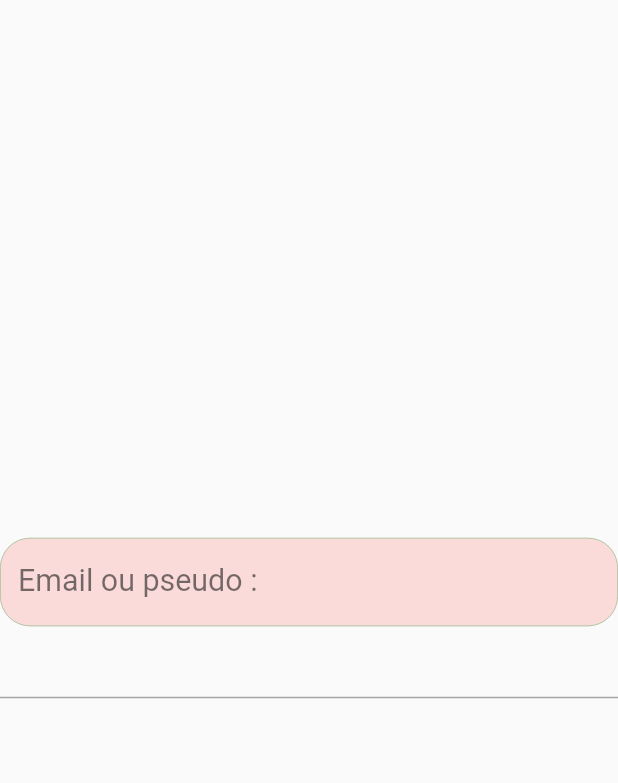
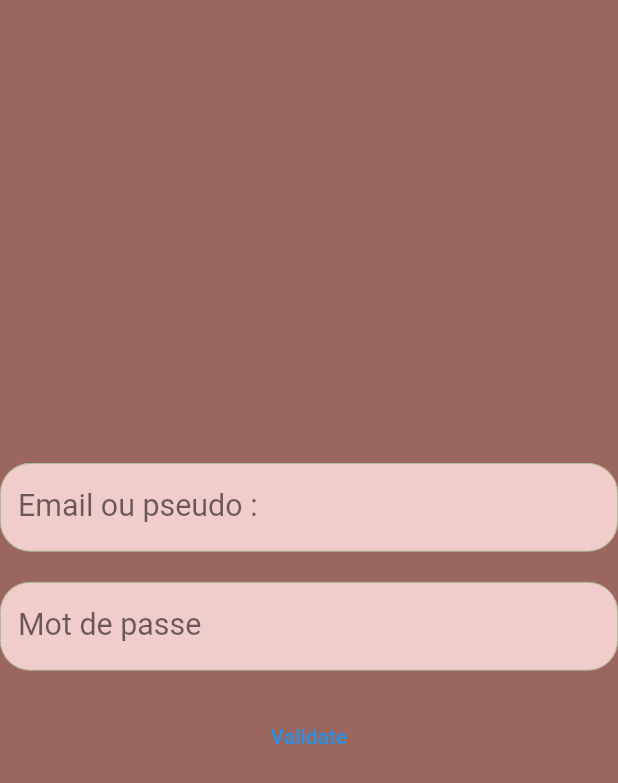
Before and after one commit to lucasvaudey/mpp, a Flutter app: the screen it shows after launch, after a tap on "Login", on a phone screen of 412 x 824 dp. Shown: the top 783 px of the screen. Run offline on Flutter 3.47's test engine with Material 2 defaults, Android fonts, the phone set to English and light mode, and no system bars; our stand-ins replace dio, equatable, flutter_screenutil, flutter_svg, hive_flutter, lottie; missing offline and left inert: artemis, gql, gql_dio_link; accounts and stored records are empty.

Commit message:
📦 NEW: login

```diff
--- a/lib/const/string.dart
+++ b/lib/const/string.dart
@@ -1 +1 @@
-const String kLocalUrl = "http://localhost:5000/graphql";
+const String kLocalUrl = "http://192.168.1.67:5000/graphql";
--- a/lib/main.dart
+++ b/lib/main.dart
@@ -1,11 +1,11 @@
 import 'package:flutter/material.dart';
+import 'package:flutter_screenutil/flutter_screenutil.dart';
 import 'package:hive_flutter/hive_flutter.dart';
 import 'package:mpp/models/pot.dart';
 import 'package:mpp/models/semis.dart';
 import 'package:mpp/models/terrain.dart';
 import 'package:mpp/models/token.dart';
 import 'package:mpp/models/user.dart';
-import 'package:mpp/page/connection/login.dart';
 import 'package:mpp/page/splash_screen.dart';
 import 'package:mpp/page/unknown_screen.dart';
 import 'package:mpp/provider/app_provider.dart';
@@ -20,7 +20,6 @@ void main() async {
     ..registerAdapter(PotAdapter())
     ..registerAdapter(TokenAdapter());
   await Hive.openBox<User>("user");
-  await Hive.openBox<Token>("token");
   runApp(const MyApp());
 }
 
@@ -29,9 +28,13 @@ class MyApp extends StatelessWidget {
 
   @override
   Widget build(BuildContext context) {
+    return ScreenUtilInit(
+        designSize: const Size(395, 812),
+        builder: () {
           return ChangeNotifierProvider(
             create: (context) => AppProvider(),
-      child: Consumer<AppProvider>(builder: (context, appProvider, child) {
+            child:
+                Consumer<AppProvider>(builder: (context, appProvider, child) {
               return MaterialApp(
                 routes: appProvider.routes,
                 onGenerateRoute: (settings) {
@@ -42,7 +45,8 @@ class MyApp extends StatelessWidget {
                   if (appProvider.routes.keys.contains(settings.name)) {
                     return MaterialPageRoute(
                         builder: appProvider.routes[appProvider.routes.keys
-                      .firstWhere((element) => element == settings.name!)]!);
+                            .firstWhere(
+                                (element) => element == settings.name!)]!);
                   }
                   return MaterialPageRoute(
                       builder: appProvider.routes[UnknownScreen.route]!);
@@ -60,5 +64,6 @@ class MyApp extends StatelessWidget {
               );
             }),
           );
+        });
   }
 }
--- a/lib/models/user.dart
+++ b/lib/models/user.dart
@@ -3,6 +3,7 @@ import 'package:json_annotation/json_annotation.dart';
 import 'package:mpp/models/pot.dart';
 import 'package:mpp/models/semis.dart';
 import 'package:mpp/models/terrain.dart';
+import 'package:mpp/models/token.dart';
 
 part 'user.g.dart';
 
@@ -16,23 +17,31 @@ class User {
   String pseudo;
 
   @HiveField(2)
+  String email;
+
+  @HiveField(3)
+  Token token;
+
+  @HiveField(4)
   bool premium = false;
 
-  @HiveField(3)
+  @HiveField(5)
   bool admin = false;
 
-  @HiveField(4)
+  @HiveField(6)
   List<Terrain>? terrains;
 
-  @HiveField(5)
+  @HiveField(7)
   List<Pot>? pots;
 
-  @HiveField(6)
+  @HiveField(8)
   List<Semis>? semis;
 
   User(
       {required this.id,
       required this.pseudo,
+      required this.email,
+      required this.token,
       this.terrains,
       this.admin = false,
       this.premium = false,
--- a/lib/page/connection/connection_home.dart
+++ b/lib/page/connection/connection_home.dart
@@ -1,6 +1,7 @@
 import 'dart:async';
 
 import 'package:flutter/material.dart';
+import 'package:flutter_screenutil/flutter_screenutil.dart';
 import 'package:flutter_svg/flutter_svg.dart';
 import 'package:mpp/const/assets.dart';
 import 'package:mpp/const/color.dart';
@@ -46,10 +47,10 @@ class _ConnectionHomeState extends State<ConnectionHome> {
             children: [
               SvgPicture.asset(
                 logoPath,
-                height: sizeConfig.sizeH(183),
+                height: 183.h,
               ),
               SizedBox(
-                height: sizeConfig.safeH(109),
+                height: 109.h,
               ),
               TextButton(
                 style: kConnectionButton,
@@ -61,7 +62,7 @@ class _ConnectionHomeState extends State<ConnectionHome> {
                 ),
               ),
               SizedBox(
-                height: sizeConfig.safeH(11),
+                height: 11.h,
               ),
               TextButton(
                 style: kConnectionButton,
--- a/lib/page/connection/login.dart
+++ b/lib/page/connection/login.dart
@@ -1,6 +1,7 @@
 import 'dart:async';
 
 import 'package:flutter/material.dart';
+import 'package:flutter_screenutil/flutter_screenutil.dart';
 import 'package:mpp/const/color.dart';
 import 'package:mpp/provider/login_provider.dart';
 import 'package:mpp/utils/size_config.dart';
@@ -43,6 +44,7 @@ class _LoginState extends State<Login> with TickerProviderStateMixin {
       create: (context) => LoginProvider(context),
       child: Consumer<LoginProvider>(
         builder: (context, provider, child) => Scaffold(
+          backgroundColor: kBrown,
           body: Opacity(
             opacity: _fadeAnimation.value,
             child: Form(
@@ -53,6 +55,38 @@ class _LoginState extends State<Login> with TickerProviderStateMixin {
                 children: [
                   TextFormField(
                     controller: provider.emailController,
+                    maxLines: 1,
+                    cursorColor: kPrimary,
+                    decoration: InputDecoration(
+                      floatingLabelBehavior: FloatingLabelBehavior.never,
+                      enabledBorder: OutlineInputBorder(
+                        borderRadius: BorderRadius.all(Radius.circular(20.r)),
+                        borderSide:
+                            const BorderSide(color: kPrimary, width: 0.5),
+                      ),
+                      focusedBorder: const OutlineInputBorder(
+                        borderRadius: BorderRadius.all(Radius.circular(20)),
+                        borderSide: BorderSide(color: kPrimary, width: 0.5),
+                      ),
+                      focusedErrorBorder: const OutlineInputBorder(
+                        borderRadius: BorderRadius.all(Radius.circular(20)),
+                        borderSide: BorderSide(color: kPrimary, width: 0.5),
+                      ),
+                      errorBorder: const OutlineInputBorder(
+                        borderRadius: BorderRadius.all(Radius.circular(20)),
+                        borderSide: BorderSide(color: Colors.red, width: 0.5),
+                      ),
+                      fillColor: kLightPink,
+                      filled: true,
+                      label: Text("Email ou pseudo :",
+                          style: TextStyle(fontSize: sizeConfig.sizeH(20))),
+                    ),
+                  ),
+                  SizedBox(
+                    height: 20.h,
+                  ),
+                  TextFormField(
+                    controller: provider.passwordController,
                     maxLines: 1,
                     cursorColor: kPrimary,
                     decoration: InputDecoration(
@@ -75,11 +109,22 @@ class _LoginState extends State<Login> with TickerProviderStateMixin {
                       ),
                       fillColor: kLightPink,
                       filled: true,
-                      label: Text("Email ou pseudo :",
-                          style: TextStyle(fontSize: sizeConfig.sizeH(20))),
+                      label: Text(
+                        "Mot de passe",
+                        style: TextStyle(fontSize: 20.sp),
+                      ),
                     ),
+                    obscureText: true,
                   ),
-                  TextFormField(),
+                  SizedBox(
+                    height: 20.h,
+                  ),
+                  TextButton(
+                    onPressed: () {
+                      provider.signIn();
+                    },
+                    child: const Text("Validate"),
+                  ),
                 ],
               ),
             ),
--- a/lib/page/splash_screen.dart
+++ b/lib/page/splash_screen.dart
@@ -4,6 +4,7 @@ import 'package:flutter/material.dart';
 import 'package:hive_flutter/hive_flutter.dart';
 import 'package:lottie/lottie.dart';
 import 'package:mpp/models/token.dart';
+import 'package:mpp/models/user.dart';
 import 'package:mpp/page/connection/connection_home.dart';
 import 'package:mpp/page/home_page.dart';
 import 'package:mpp/utils/size_config.dart';
@@ -19,9 +20,9 @@ class SplashScreen extends StatefulWidget {
 class _SplashScreenState extends State<SplashScreen> {
   @override
   void initState() {
-    Token? token = Hive.box<Token>("token").get("current");
+    User? user = Hive.box<User>("user").get("current");
     Timer(const Duration(seconds: 2), () {
-      if (token != null) {
+      if (user != null) {
         Navigator.of(context)
             .pushNamedAndRemoveUntil(HomePage.route, (route) => false);
       } else {
--- a/lib/provider/app_provider.dart
+++ b/lib/provider/app_provider.dart
@@ -25,7 +25,6 @@ class AppProvider extends ChangeNotifier {
   void addUserRoute() {
     routes[HomePage.route] = (context) => const HomePage();
     notifyListeners();
-    //TODO: add admin route
   }
 
   void addPremiumRoute() {
--- a/lib/utils/graphql.dart
+++ b/lib/utils/graphql.dart
@@ -8,7 +8,7 @@ class Graphql {
     Dio dio = Dio()
       ..interceptors.add(InterceptorsWrapper(onRequest: (options, handler) {
         if (token != null) {
-          options.headers["Authorization"] = token;
+          options.headers["Authorization"] = 'Bearer ' + token;
         }
         handler.next(options);
       }, onError: (DioError error, handler) {
```
Also changed, not shown: lib/graphql_api.graphql.dart (+83 -1 lines), lib/provider/login_provider.dart (+41 -1 lines), pubspec.yaml (+5 -4 lines), lib/graphql_api.graphql.g.dart, lib/models/pot.g.dart, lib/models/semis.g.dart, lib/models/terrain.g.dart, lib/models/token.g.dart, lib/models/user.g.dart, pubspec.lock, 2 other files. Lines whose indentation alone changed are shown as unchanged.
